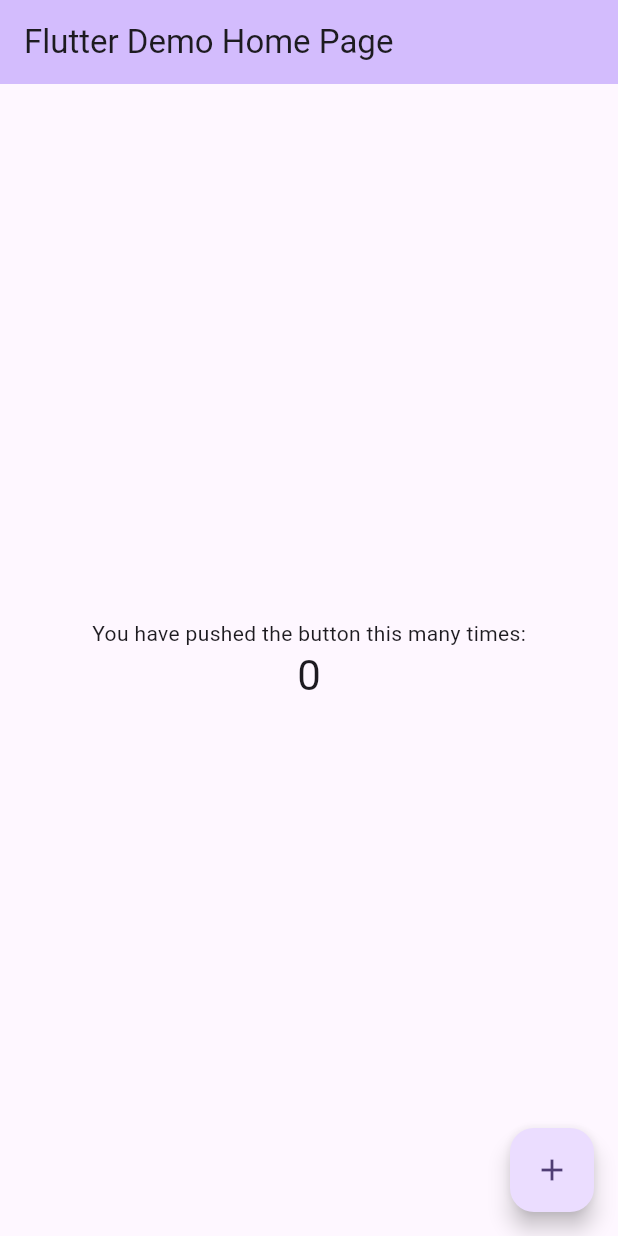
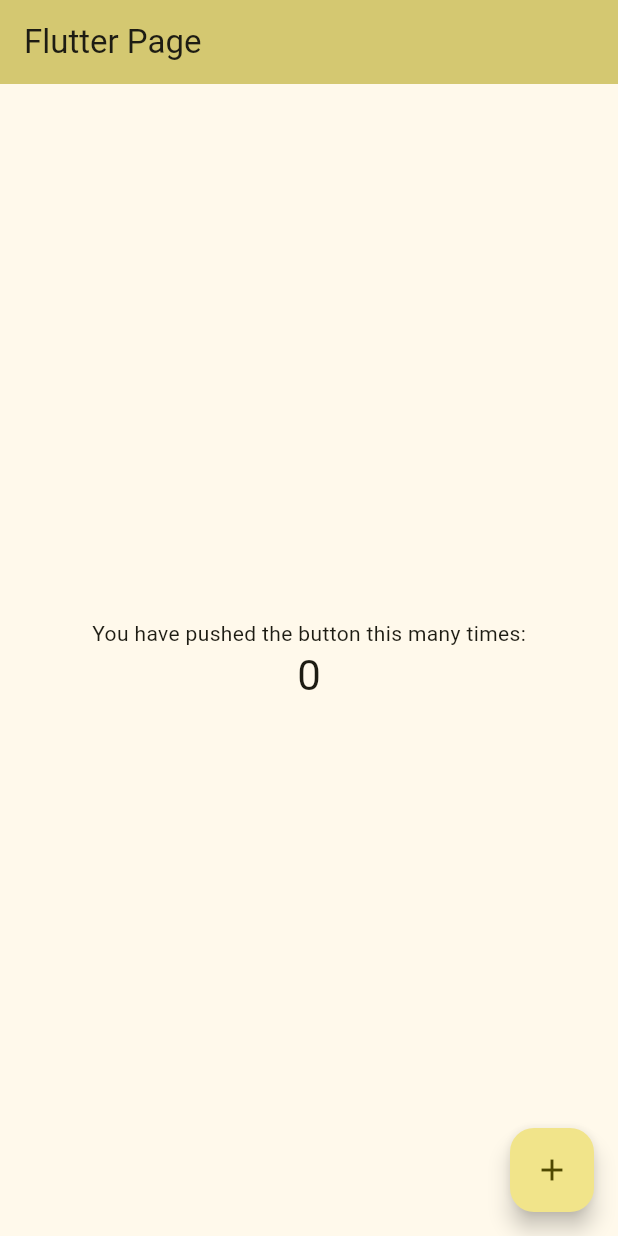
Before and after one commit to Clerene/HELLO_FLUTTER_2, a Flutter app: the screen it shows after launch, on a phone screen of 412 x 824 dp. Run offline on Flutter 3.47's test engine with Material 2 defaults, Android fonts, the phone set to English and light mode, and no system bars.

Commit message:
Update Yellow Color

```diff
--- a/lib/main.dart
+++ b/lib/main.dart
@@ -28,10 +28,10 @@ class MyApp extends StatelessWidget {
         //
         // This works for code too, not just values: Most code changes can be
         // tested with just a hot reload.
-        colorScheme: ColorScheme.fromSeed(seedColor: Colors.deepPurple),
+        colorScheme: ColorScheme.fromSeed(seedColor: Colors.yellow),
         useMaterial3: true,
       ),
-      home: const MyHomePage(title: 'Flutter Demo Home Page'),
+      home: const MyHomePage(title: 'Flutter Page'),
     );
   }
 }
```
